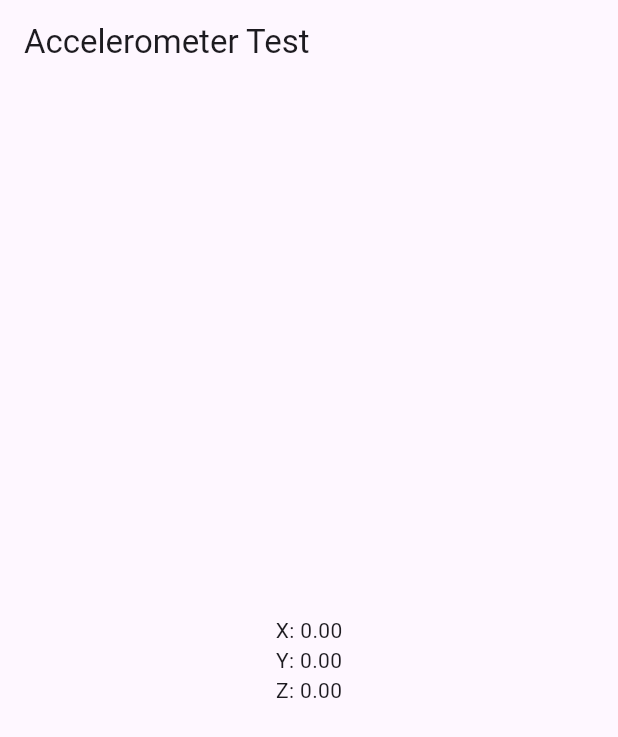
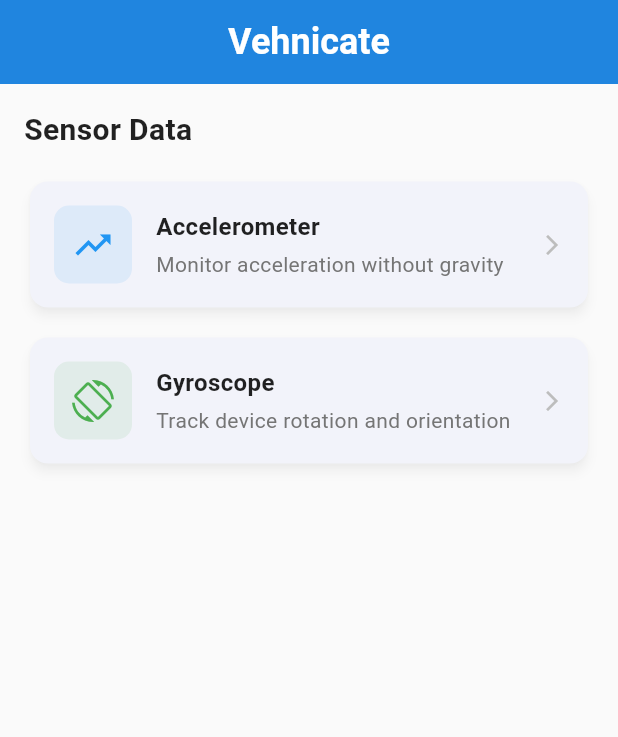
Before and after one commit to xponent-dmg/vehnicate-app, a Flutter app: the screen it shows after launch, on a phone screen of 412 x 824 dp. Shown: the top 737 px of the screen. Run offline on Flutter 3.47's test engine with Material 3 defaults, Android fonts, the phone set to English and light mode, and no system bars; our stand-ins replace fl_chart, sensors_plus.

Commit message:
added a homepage, and a seperate page to graph the acceleration. also modified the gitignore file

```diff
--- /dev/null
+++ b/mobile_app/frontend/lib/Pages/homepage.dart
@@ -0,0 +1,106 @@
+import 'package:flutter/material.dart';
+import 'package:vehnicate_frontend/Pages/accelerometer_graph.dart';
+
+class Homepage extends StatelessWidget {
+  const Homepage({super.key});
+
+  @override
+  Widget build(BuildContext context) {
+    return Scaffold(
+      backgroundColor: Colors.grey[50],
+      appBar: AppBar(
+        title: const Text('Vehnicate', style: TextStyle(fontWeight: FontWeight.bold, fontSize: 24)),
+        centerTitle: true,
+        backgroundColor: Colors.blue[600],
+        foregroundColor: Colors.white,
+        elevation: 2,
+      ),
+      body: Padding(
+        padding: const EdgeInsets.all(16.0),
+        child: Column(
+          crossAxisAlignment: CrossAxisAlignment.start,
+          children: [
+            const Text(
+              'Sensor Data',
+              style: TextStyle(fontSize: 20, fontWeight: FontWeight.w600, color: Colors.black87),
+            ),
+            const SizedBox(height: 16),
+            Expanded(
+              child: ListView(
+                children: [
+                  _buildSensorCard(
+                    context,
+                    title: "Accelerometer",
+                    subtitle: "Monitor acceleration without gravity",
+                    icon: Icons.trending_up,
+                    color: Colors.blue,
+                    onTap: () => _navigateToPage(context, const AccelerometerGraph()),
+                  ),
+                  const SizedBox(height: 12),
+                  _buildSensorCard(
+                    context,
+                    title: "Gyroscope",
+                    subtitle: "Track device rotation and orientation",
+                    icon: Icons.screen_rotation_outlined,
+                    color: Colors.green,
+                    onTap: () => _navigateToPage(context, const AccelerometerGraph()),
+                  ),
+                ],
+              ),
+            ),
+          ],
+        ),
+      ),
+    );
+  }
+
+  Widget _buildSensorCard(
+    BuildContext context, {
+    required String title,
+    required String subtitle,
+    required IconData icon,
+    required Color color,
+    required VoidCallback onTap,
+  }) {
+    return Card(
+      elevation: 3,
+      shadowColor: Colors.black26,
+      shape: RoundedRectangleBorder(borderRadius: BorderRadius.circular(12)),
+      child: InkWell(
+        onTap: onTap,
+        borderRadius: BorderRadius.circular(12),
+        child: Padding(
+          padding: const EdgeInsets.all(16.0),
+          child: Row(
+            children: [
+              Container(
+                padding: const EdgeInsets.all(12),
+                decoration: BoxDecoration(color: color.withOpacity(0.1), borderRadius: BorderRadius.circular(10)),
+                child: Icon(icon, color: color, size: 28),
+              ),
+              const SizedBox(width: 16),
+              Expanded(
+                child: Column(
+                  crossAxisAlignment: CrossAxisAlignment.start,
+                  children: [
+                    Text(
+                      title,
+                      style: const TextStyle(fontSize: 16, fontWeight: FontWeight.w600, color: Colors.black87),
+                    ),
+                    const SizedBox(height: 4),
+                    Text(subtitle, style: TextStyle(fontSize: 14, color: Colors.grey[600])),
+                  ],
+                ),
+              ),
+              Icon(Icons.arrow_forward_ios, color: Colors.grey[400], size: 16),
+            ],
+          ),
+        ),
+      ),
+    );
+  }
+
+  void _navigateToPage(BuildContext context, Widget page) {
+    Navigator.push(context, MaterialPageRoute(builder: (context) => page));
+  }
+}
--- a/mobile_app/frontend/lib/app.dart
+++ b/mobile_app/frontend/lib/app.dart
@@ -1,11 +1,35 @@
 import 'package:flutter/material.dart';
-import 'package:vehnicate_frontend/homepage.dart';
+import 'package:vehnicate_frontend/Pages/homepage.dart';
 
 class App extends StatelessWidget {
   const App({super.key});
 
   @override
   Widget build(BuildContext context) {
-    return MaterialApp(home: Homepage());
+    return MaterialApp(
+      title: 'Vehnicate',
+      debugShowCheckedModeBanner: false,
+      theme: ThemeData(
+        primarySwatch: Colors.blue,
+        primaryColor: Colors.blue[600],
+        useMaterial3: true,
+        colorScheme: ColorScheme.fromSeed(seedColor: Colors.blue, brightness: Brightness.light),
+        appBarTheme: AppBarTheme(
+          backgroundColor: Colors.blue[600],
+          foregroundColor: Colors.white,
+          elevation: 2,
+          centerTitle: true,
+        ),
+        cardTheme: CardThemeData(elevation: 2, shape: RoundedRectangleBorder(borderRadius: BorderRadius.circular(12))),
+        elevatedButtonTheme: ElevatedButtonThemeData(
+          style: ElevatedButton.styleFrom(
+            backgroundColor: Colors.blue[600],
+            foregroundColor: Colors.white,
+            shape: RoundedRectangleBorder(borderRadius: BorderRadius.circular(8)),
+          ),
+        ),
+      ),
+      home: const Homepage(),
+    );
   }
 }
--- a/mobile_app/frontend/pubspec.yaml
+++ b/mobile_app/frontend/pubspec.yaml
@@ -35,6 +35,7 @@ dependencies:
   # Use with the CupertinoIcons class for iOS style icons.
   cupertino_icons: ^1.0.8
   sensors_plus: ^6.1.1
+  fl_chart: ^1.0.0
 
 dev_dependencies:
   flutter_test:
```
Also changed, not shown: mobile_app/frontend/lib/Pages/accelerometer_graph.dart (added, +112 -0 lines), mobile_app/frontend/lib/Widgets/line_chart_widget.dart (added, +30 -0 lines), mobile_app/frontend/pubspec.lock, 6 other files.
